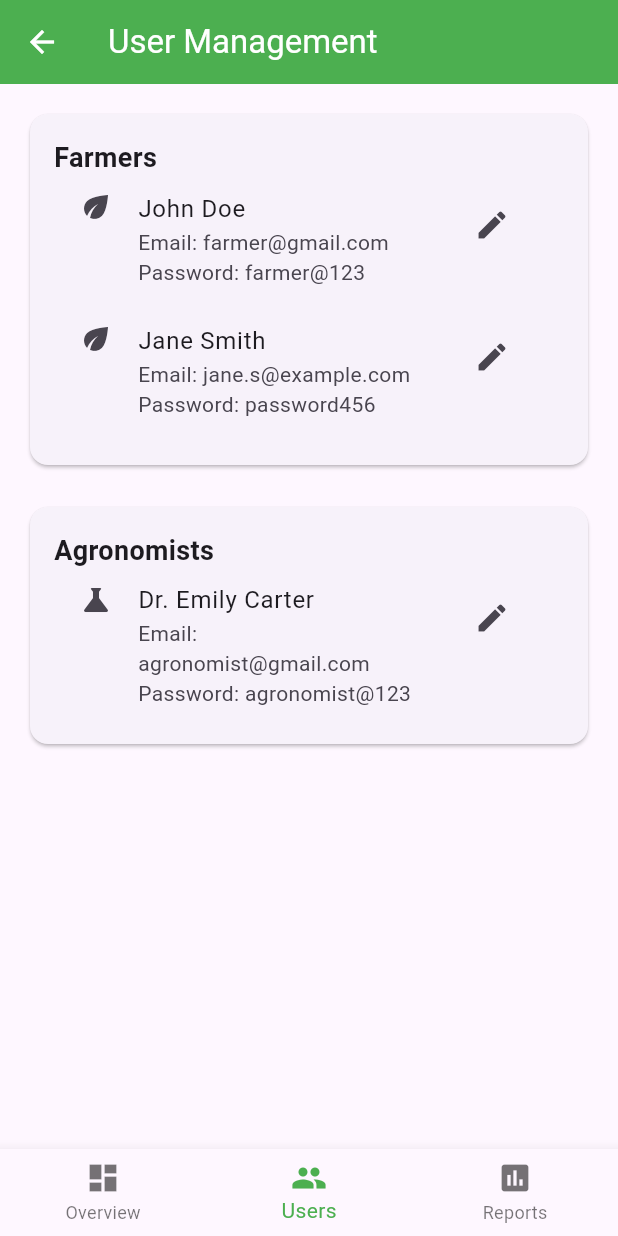
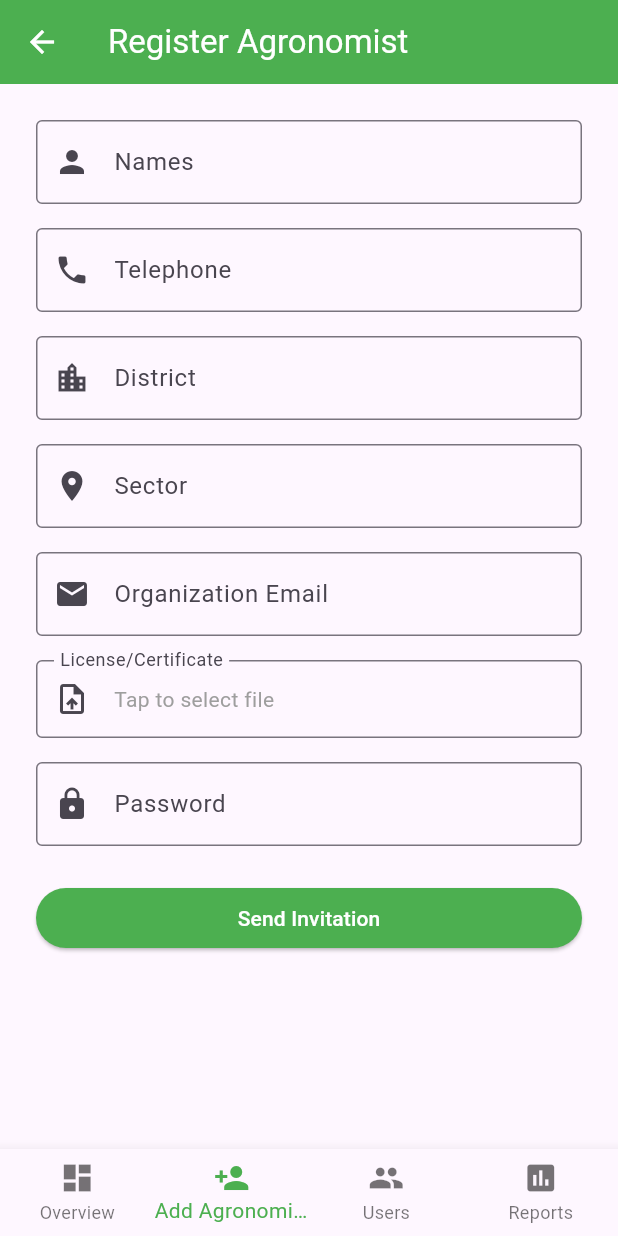
Before and after one commit to EngKARANGWA/diseasesDetection-App, a Flutter app: the AdminDashboard screen opened by its route, item 2 of the bottom bar chosen, on a phone screen of 412 x 824 dp. Run offline on Flutter 3.47's test engine with Material 3 defaults, Android fonts, the phone set to English and light mode, and no system bars; our stand-ins replace file_picker, fl_chart, image_picker, sqflite; accounts and stored records are empty.

Commit message:
agro registor

```diff
--- a/lib/main.dart
+++ b/lib/main.dart
@@ -9,6 +9,7 @@ import 'screens/Dashboards/agronomist.dart';
 import 'screens/Dashboards/admin.dart';
 import 'screens/navibar/historypage.dart';
 import 'screens/navibar/camera_page.dart';
+import 'screens/auth/agronomistregistor.dart';
 
 void main() {
   runApp(const PotatoDiseaseApp());
@@ -35,6 +36,7 @@ class PotatoDiseaseApp extends StatelessWidget {
         '/admin_dashboard': (context) => const AdminDashboard(),
         '/history': (context) => const HistoryPage(),
         '/camera': (context) => const CameraPage(),
+        '/register_agronomist': (context) => const AgronomistRegisterPage(),
       },
       debugShowCheckedModeBanner: false,
     );
--- /dev/null
+++ b/lib/models/user.dart
@@ -0,0 +1,51 @@
+class User {
+  final int? id;
+  final String names;
+  final String telephone;
+  final String district;
+  final String sector;
+  final String cell;
+  final String village;
+  final String email;
+  final String password;
+
+  User({
+    this.id,
+    required this.names,
+    required this.telephone,
+    required this.district,
+    required this.sector,
+    required this.cell,
+    required this.village,
+    required this.email,
+    required this.password,
+  });
+
+  Map<String, dynamic> toMap() {
+    return {
+      'id': id,
+      'names': names,
+      'telephone': telephone,
+      'district': district,
+      'sector': sector,
+      'cell': cell,
+      'village': village,
+      'email': email,
+      'password': password,
+    };
+  }
+
+  factory User.fromMap(Map<String, dynamic> map) {
+    return User(
+      id: map['id'],
+      names: map['names'],
+      telephone: map['telephone'],
+      district: map['district'],
+      sector: map['sector'],
+      cell: map['cell'],
+      village: map['village'],
+      email: map['email'],
+      password: map['password'],
+    );
+  }
+}
--- a/lib/screens/Dashboards/admin.dart
+++ b/lib/screens/Dashboards/admin.dart
@@ -1,5 +1,6 @@
 import 'package:flutter/material.dart';
 import 'package:fl_chart/fl_chart.dart';
+import '../auth/agronomistregistor.dart';
 
 class AdminDashboard extends StatefulWidget {
   const AdminDashboard({super.key});
@@ -11,10 +12,11 @@ class AdminDashboard extends StatefulWidget {
 class _AdminDashboardState extends State<AdminDashboard> {
   int _selectedIndex = 0;
 
-  static const List<Widget> _screens = <Widget>[
-    _OverviewScreen(),
-    _UserManagementScreen(),
-    _ReportsScreen(),
+  static final List<Widget> _screens = <Widget>[
+    const _OverviewScreen(),
+    AgronomistRegisterPage(),
+    const _UserManagementScreen(),
+    const _ReportsScreen(),
   ];
 
   void _onItemTapped(int index) {
@@ -31,10 +33,15 @@ class _AdminDashboardState extends State<AdminDashboard> {
         currentIndex: _selectedIndex,
         onTap: _onItemTapped,
         selectedItemColor: Colors.green,
+        type: BottomNavigationBarType.fixed,
         items: const [
           BottomNavigationBarItem(
             icon: Icon(Icons.dashboard),
             label: 'Overview',
+          ),
+          BottomNavigationBarItem(
+            icon: Icon(Icons.person_add),
+            label: 'Add Agronomist',
           ),
           BottomNavigationBarItem(
             icon: Icon(Icons.people),
--- /dev/null
+++ b/lib/screens/auth/agronomistregistor.dart
@@ -0,0 +1,186 @@
+import 'package:flutter/material.dart';
+import 'dart:io';
+import 'package:file_picker/file_picker.dart';
+
+class AgronomistRegisterPage extends StatefulWidget {
+  const AgronomistRegisterPage({Key? key}) : super(key: key);
+
+  @override
+  State<AgronomistRegisterPage> createState() => _AgronomistRegisterPageState();
+}
+
+class _AgronomistRegisterPageState extends State<AgronomistRegisterPage> {
+  final _formKey = GlobalKey<FormState>();
+  String names = '';
+  String telephone = '';
+  String district = '';
+  String sector = '';
+  String organizationEmail = '';
+  String password = '';
+  File? licenseFile;
+  bool isLoading = false;
+
+  Future<void> _pickLicenseFile() async {
+    final result = await FilePicker.platform.pickFiles(type: FileType.custom, allowedExtensions: ['pdf', 'jpg', 'jpeg', 'png']);
+    if (result != null && result.files.single.path != null) {
+      setState(() {
+        licenseFile = File(result.files.single.path!);
+      });
+    }
+  }
+
+  void _submit() {
+    if (_formKey.currentState!.validate() && licenseFile != null) {
+      _formKey.currentState!.save();
+      setState(() => isLoading = true);
+      Future.delayed(const Duration(seconds: 1), () {
+        setState(() => isLoading = false);
+        ScaffoldMessenger.of(context).showSnackBar(
+          SnackBar(content: Text('Invitation link sent to $organizationEmail (functionality placeholder)')),
+        );
+        _formKey.currentState!.reset();
+        setState(() => licenseFile = null);
+      });
+    } else if (licenseFile == null) {
+      ScaffoldMessenger.of(context).showSnackBar(
+        const SnackBar(content: Text('Please upload a license/certificate.')),
+      );
+    }
+  }
+
+  @override
+  Widget build(BuildContext context) {
+    return Scaffold(
+      appBar: AppBar(
+        title: const Text('Register Agronomist', style: TextStyle(color: Colors.white)),
+        backgroundColor: Colors.green,
+        iconTheme: const IconThemeData(color: Colors.white),
+      ),
+      body: Padding(
+        padding: const EdgeInsets.all(24.0),
+        child: Form(
+          key: _formKey,
+          child: SingleChildScrollView(
+            child: Column(
+              mainAxisAlignment: MainAxisAlignment.center,
+              children: [
+                TextFormField(
+                  decoration: const InputDecoration(
+                    labelText: 'Names',
+                    prefixIcon: Icon(Icons.person),
+                    border: OutlineInputBorder(),
+                  ),
+                  validator: (value) => value == null || value.isEmpty ? 'Enter names' : null,
+                  onSaved: (value) => names = value ?? '',
+                ),
+                const SizedBox(height: 16),
+                TextFormField(
+                  decoration: const InputDecoration(
+                    labelText: 'Telephone',
+                    prefixIcon: Icon(Icons.phone),
+                    border: OutlineInputBorder(),
+                  ),
+                  keyboardType: TextInputType.phone,
+                  validator: (value) => value == null || value.isEmpty ? 'Enter telephone number' : null,
+                  onSaved: (value) => telephone = value ?? '',
+                ),
+                const SizedBox(height: 16),
+                TextFormField(
+                  decoration: const InputDecoration(
+                    labelText: 'District',
+                    prefixIcon: Icon(Icons.location_city),
+                    border: OutlineInputBorder(),
+                  ),
+                  validator: (value) => value == null || value.isEmpty ? 'Enter district' : null,
+                  onSaved: (value) => district = value ?? '',
+                ),
+                const SizedBox(height: 16),
+                TextFormField(
+                  decoration: const InputDecoration(
+                    labelText: 'Sector',
+                    prefixIcon: Icon(Icons.location_on),
+                    border: OutlineInputBorder(),
+                  ),
+                  validator: (value) => value == null || value.isEmpty ? 'Enter sector' : null,
+                  onSaved: (value) => sector = value ?? '',
+                ),
+                const SizedBox(height: 16),
+                TextFormField(
+                  decoration: const InputDecoration(
+                    labelText: 'Organization Email',
+                    prefixIcon: Icon(Icons.email),
+                    border: OutlineInputBorder(),
+                  ),
+                  keyboardType: TextInputType.emailAddress,
+                  validator: (value) => value == null || value.isEmpty ? 'Enter organization email' : null,
+                  onSaved: (value) => organizationEmail = value ?? '',
+                ),
+                const SizedBox(height: 16),
+                GestureDetector(
+                  onTap: _pickLicenseFile,
+                  child: InputDecorator(
+                    decoration: const InputDecoration(
+                      labelText: 'License/Certificate',
+                      prefixIcon: Icon(Icons.upload_file),
+                      border: OutlineInputBorder(),
+                    ),
+                    child: Row(
+                      children: [
+                        if (licenseFile == null)
+                          const Text('Tap to select file', style: TextStyle(color: Colors.grey)),
+                        if (licenseFile != null) ...[
+                          if (licenseFile!.path.endsWith('.jpg') || licenseFile!.path.endsWith('.jpeg') || licenseFile!.path.endsWith('.png'))
+                            SizedBox(
+                              width: 40,
+                              height: 40,
+                              child: Image.file(licenseFile!, fit: BoxFit.cover),
+                            )
+                          else
+                            const Icon(Icons.picture_as_pdf, color: Colors.red),
+                          const SizedBox(width: 8),
+                          Expanded(
+                            child: Text(
+                              licenseFile!.path.split('/').last,
+                              style: const TextStyle(fontSize: 14),
+                              overflow: TextOverflow.ellipsis,
+                            ),
+                          ),
+                          IconButton(
+                            icon: const Icon(Icons.close, color: Colors.red),
+                            onPressed: () => setState(() => licenseFile = null),
+                          ),
+                        ],
+                      ],
+                    ),
+                  ),
+                ),
+                const SizedBox(height: 16),
+                TextFormField(
+                  decoration: const InputDecoration(
+                    labelText: 'Password',
+                    prefixIcon: Icon(Icons.lock),
+                    border: OutlineInputBorder(),
+                  ),
+                  obscureText: true,
+                  validator: (value) => value == null || value.isEmpty ? 'Enter password' : null,
+                  onSaved: (value) => password = value ?? '',
+                ),
+                const SizedBox(height: 24),
+                isLoading
+                    ? const CircularProgressIndicator()
+                    : SizedBox(
+                        width: double.infinity,
+                        child: ElevatedButton(
+                          style: ElevatedButton.styleFrom(backgroundColor: Colors.green),
+                          onPressed: _submit,
+                          child: const Text('Send Invitation', style: TextStyle(color: Colors.white)),
+                        ),
+                      ),
+              ],
+            ),
+          ),
+        ),
+      ),
+    );
+  }
+}
--- a/pubspec.yaml
+++ b/pubspec.yaml
@@ -32,6 +32,9 @@ dependencies:
     sdk: flutter
   fl_chart: ^0.68.0
   image_picker: ^1.0.4
+  sqflite: ^2.3.0
+  path: ^1.8.3
+  file_picker: ^6.1.1
 
   # The following adds the Cupertino Icons font to your application.
   # Use with the CupertinoIcons class for iOS style icons.
```
Also changed, not shown: lib/screens/auth/signup.dart (+104 -12 lines), lib/services/db_helper.dart (added, +64 -0 lines), pubspec.lock, 1 other file.
